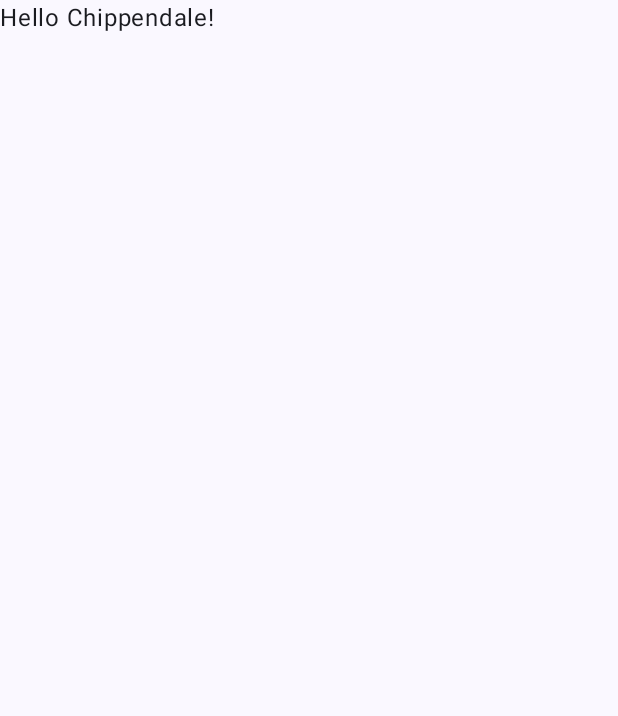
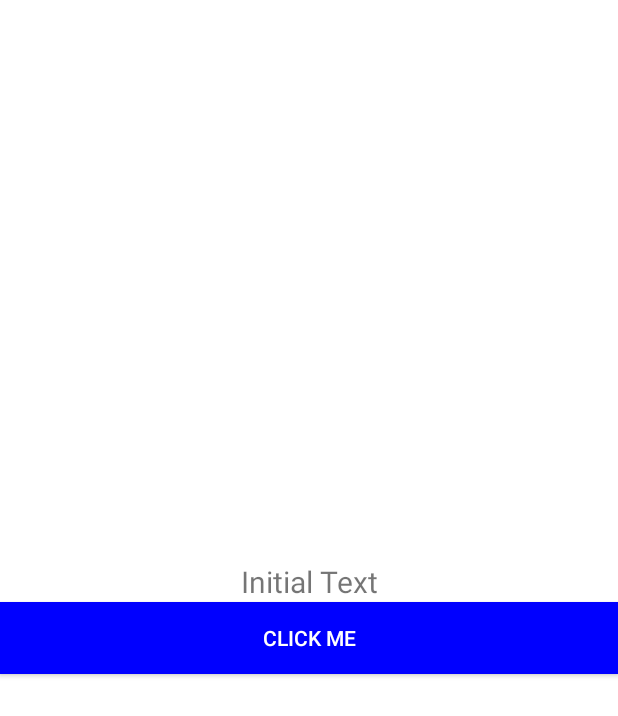
Before and after one commit to Tejovarmabuddyloan/demo-sample-library, an Android app built with Jetpack Compose: the screen it shows after launch (MainActivity), on a phone screen of 412 x 824 dp. Before the commit the part shown is almost empty. Shown: the top 716 px of the screen. Run offline under Robolectric (Android 15) with nearby library versions, the phone set to English and light mode, and no system bars.

Commit message:
sdk push

```diff
--- a/Library/src/main/AndroidManifest.xml
+++ b/Library/src/main/AndroidManifest.xml
@@ -1,4 +1,5 @@
 <?xml version="1.0" encoding="utf-8"?>
 <manifest xmlns:android="http://schemas.android.com/apk/res/android">
 
+    <uses-permission android:name="android.permission.ACCESS_NETWORK_STATE" />
 </manifest>
--- a/app/build.gradle
+++ b/app/build.gradle
@@ -57,7 +57,6 @@ dependencies {
     implementation 'androidx.compose.ui:ui-tooling-preview'
     implementation 'androidx.compose.material3:material3'
     implementation project(':Library')
-    implementation project(':Library')
     testImplementation 'junit:junit:4.13.2'
     androidTestImplementation 'androidx.test.ext:junit:1.1.5'
     androidTestImplementation 'androidx.test.espresso:espresso-core:3.5.1'
--- a/app/src/main/AndroidManifest.xml
+++ b/app/src/main/AndroidManifest.xml
@@ -1,7 +1,8 @@
 <?xml version="1.0" encoding="utf-8"?>
 <manifest xmlns:android="http://schemas.android.com/apk/res/android"
     xmlns:tools="http://schemas.android.com/tools">
-
+    <uses-permission android:name="android.permission.INTERNET" />
+    <uses-permission android:name="android.permission.ACCESS_NETWORK_STATE" />
     <application
         android:allowBackup="true"
         android:dataExtractionRules="@xml/data_extraction_rules"
--- a/app/src/main/java/com/example/groovy/MainActivity.kt
+++ b/app/src/main/java/com/example/groovy/MainActivity.kt
@@ -1,47 +1,48 @@
 package com.example.groovy
 
+import android.content.Context
+import android.graphics.Color
+import android.net.ConnectivityManager
+import android.net.NetworkCapabilities
 import android.os.Bundle
+import android.view.Gravity
+import android.widget.Button
+import android.widget.LinearLayout
+import android.widget.TextView
 import androidx.activity.ComponentActivity
-import androidx.activity.compose.setContent
-import androidx.compose.foundation.layout.fillMaxSize
-import androidx.compose.material3.MaterialTheme
-import androidx.compose.material3.Surface
-import androidx.compose.material3.Text
-import androidx.compose.runtime.Composable
-import androidx.compose.ui.Modifier
-import androidx.compose.ui.tooling.preview.Preview
-import com.example.groovy.ui.theme.GroovyTheme
-import com.example.library.Sydney
+import com.example.library.Myclass
+import kotlinx.coroutines.CoroutineScope
+import kotlinx.coroutines.Dispatchers
+import kotlinx.coroutines.launch
+
 
 class MainActivity : ComponentActivity() {
     override fun onCreate(savedInstanceState: Bundle?) {
         super.onCreate(savedInstanceState)
-        setContent {
-            GroovyTheme {
-                // A surface container using the 'background' color from the theme
-                Surface(
-                    modifier = Modifier.fillMaxSize(),
-                    color = MaterialTheme.colorScheme.background
-                ) {
-                    Greeting(Sydney.suburbs[1]) // Use Sydney object here
-                }
+
+        val layout = LinearLayout(this).apply {
+            setBackgroundColor(Color.WHITE)
+            gravity = Gravity.CENTER
+            orientation = LinearLayout.VERTICAL
+        }
+
+        val textView = TextView(this).apply {
+            text = "Initial Text"
+            gravity = Gravity.CENTER
+            textSize = 20f
+        }
+
+        val button = Button(this).apply {
+            text = "Click Me"
+            setBackgroundColor(Color.BLUE)
+            setTextColor(Color.WHITE)
+            setOnClickListener {
+                val myClassInstance = Myclass(this@MainActivity)
+                myClassInstance.whistleLoopEvents("eventName", "extraParameters")
             }
         }
+        layout.addView(textView)
+        layout.addView(button)
+        setContentView(layout)
     }
 }
-
-@Composable
-fun Greeting(name: String, modifier: Modifier = Modifier) {
-    Text(
-        text = "Hello $name!",
-        modifier = modifier
-    )
-}
-
-@Preview(showBackground = true)
-@Composable
-fun GreetingPreview() {
-    GroovyTheme {
-        Greeting("Android")
-    }
-}
--- a/build.gradle
+++ b/build.gradle
@@ -4,3 +4,6 @@ id 'com.android.application' version '8.2.0' apply false
     id 'org.jetbrains.kotlin.android' version '1.9.0' apply false
     id 'com.android.library' version '8.2.0' apply false
 }
+task clean(type: Delete) {
+    delete rootProject.buildDir
+}
```
Also changed, not shown: Library/build.gradle (+22 -8 lines), Library/src/main/java/com/example/library/Test.kt (+142 -2 lines), Library/src/main/java/com/example/library/pixel_fire.kt (added, +61 -0 lines), 1 other file.
